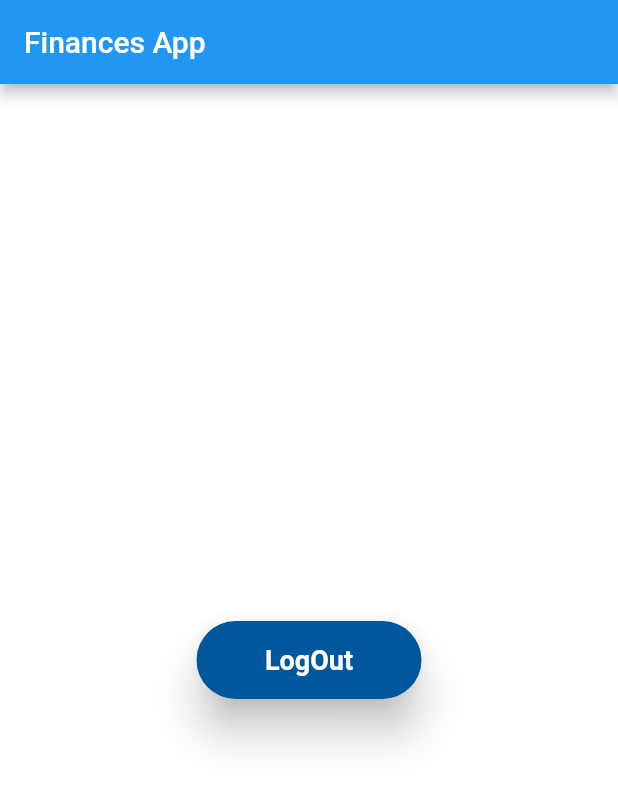
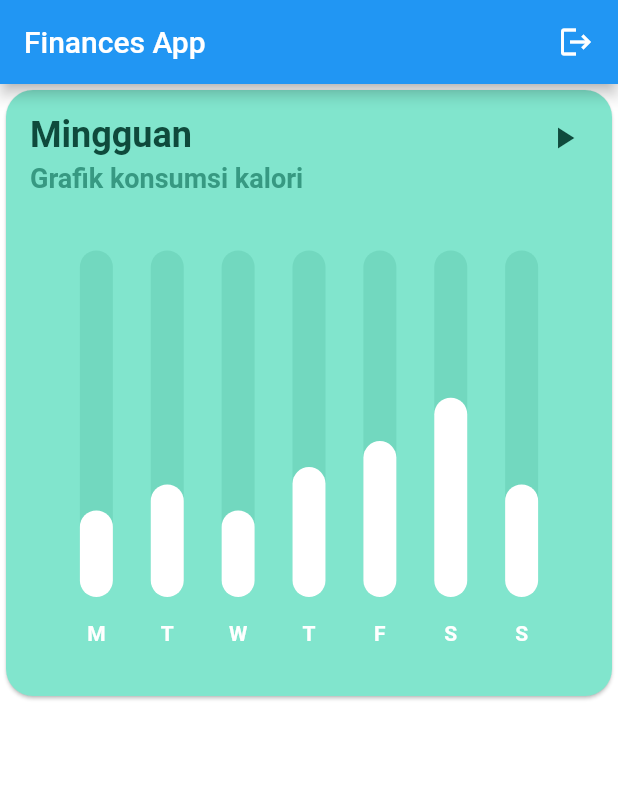
Before and after one commit to jeanfdq/FinancesApp, a Flutter app: the Home screen opened by its route, on a phone screen of 412 x 824 dp. Shown: the top 786 px of the screen. Run offline on Flutter 3.47's test engine with Material 2 defaults, Android fonts, the phone set to English and light mode, and no system bars; drawn by our look-alikes of fl_chart; our stand-ins replace awesome_dialog, easy_splash_screen, firebase_auth, firebase_core; accounts and stored records are empty.

Commit message:
add chart

```diff
--- /dev/null
+++ b/lib/components/bar_chart.dart
@@ -0,0 +1,353 @@
+import 'dart:math';
+
+import 'package:fl_chart/fl_chart.dart';
+import 'package:flutter/material.dart';
+
+class BarChartPage extends StatefulWidget {
+  BarChartPage({Key? key}) : super(key: key);
+
+  final List<Color> availableColors = const [
+    Colors.purpleAccent,
+    Colors.yellow,
+    Colors.lightBlue,
+    Colors.orange,
+    Colors.pink,
+    Colors.redAccent,
+  ];
+
+  @override
+  State<BarChartPage> createState() => _BarChartPageState();
+}
+
+class _BarChartPageState extends State<BarChartPage> {
+  final Color barBackgroundColor = const Color(0xff72d8bf);
+  final Duration animDuration = const Duration(milliseconds: 250);
+
+  int touchedIndex = -1;
+
+  bool isPlaying = false;
+
+  @override
+  Widget build(BuildContext context) {
+    return AspectRatio(
+      aspectRatio: 1,
+      child: Card(
+        shape: RoundedRectangleBorder(borderRadius: BorderRadius.circular(18)),
+        color: const Color(0xff81e5cd),
+        child: Stack(
+          children: <Widget>[
+            Padding(
+              padding: const EdgeInsets.all(16),
+              child: Column(
+                crossAxisAlignment: CrossAxisAlignment.stretch,
+                mainAxisAlignment: MainAxisAlignment.start,
+                mainAxisSize: MainAxisSize.max,
+                children: <Widget>[
+                  const Text(
+                    'Mingguan',
+                    style: TextStyle(
+                        color: Color(0xff0f4a3c),
+                        fontSize: 24,
+                        fontWeight: FontWeight.bold),
+                  ),
+                  const SizedBox(
+                    height: 4,
+                  ),
+                  const Text(
+                    'Grafik konsumsi kalori',
+                    style: TextStyle(
+                        color: Color(0xff379982),
+                        fontSize: 18,
+                        fontWeight: FontWeight.bold),
+                  ),
+                  const SizedBox(
+                    height: 38,
+                  ),
+                  Expanded(
+                    child: Padding(
+                      padding: const EdgeInsets.symmetric(horizontal: 8.0),
+                      child: BarChart(
+                        mainBarData(),
+                        swapAnimationDuration: animDuration,
+                      ),
+                    ),
+                  ),
+                  const SizedBox(
+                    height: 12,
+                  ),
+                ],
+              ),
+            ),
+            Padding(
+              padding: const EdgeInsets.all(8.0),
+              child: Align(
+                alignment: Alignment.topRight,
+                child: IconButton(
+                  icon: Icon(
+                    isPlaying ? Icons.pause : Icons.play_arrow,
+                    color: const Color(0xff0f4a3c),
+                  ),
+                  onPressed: () {
+                    setState(() {
+                      isPlaying = !isPlaying;
+                      if (isPlaying) {
+                        refreshState();
+                      }
+                    });
+                  },
+                ),
+              ),
+            )
+          ],
+        ),
+      ),
+    );
+  }
+
+  BarChartData mainBarData() {
+    return BarChartData(
+      barTouchData: BarTouchData(
+        touchTooltipData: BarTouchTooltipData(
+            tooltipBgColor: Colors.blueGrey,
+            getTooltipItem: (group, groupIndex, rod, rodIndex) {
+              String weekDay;
+              switch (group.x.toInt()) {
+                case 0:
+                  weekDay = 'Monday';
+                  break;
+                case 1:
+                  weekDay = 'Tuesday';
+                  break;
+                case 2:
+                  weekDay = 'Wednesday';
+                  break;
+                case 3:
+                  weekDay = 'Thursday';
+                  break;
+                case 4:
+                  weekDay = 'Friday';
+                  break;
+                case 5:
+                  weekDay = 'Saturday';
+                  break;
+                case 6:
+                  weekDay = 'Sunday';
+                  break;
+                default:
+                  throw Error();
+              }
+              return BarTooltipItem(
+                weekDay + '\n',
+                const TextStyle(
+                  color: Colors.white,
+                  fontWeight: FontWeight.bold,
+                  fontSize: 18,
+                ),
+                children: <TextSpan>[
+                  TextSpan(
+                    text: (rod.y - 1).toString(),
+                    style: const TextStyle(
+                      color: Colors.yellow,
+                      fontSize: 16,
+                      fontWeight: FontWeight.w500,
+                    ),
+                  ),
+                ],
+              );
+            }),
+        touchCallback: (FlTouchEvent event, barTouchResponse) {
+          setState(() {
+            if (!event.isInterestedForInteractions ||
+                barTouchResponse == null ||
+                barTouchResponse.spot == null) {
+              touchedIndex = -1;
+              return;
+            }
+            touchedIndex = barTouchResponse.spot!.touchedBarGroupIndex;
+          });
+        },
+      ),
+      titlesData: FlTitlesData(
+        show: true,
+        rightTitles: SideTitles(showTitles: false),
+        topTitles: SideTitles(showTitles: false),
+        bottomTitles: SideTitles(
+          showTitles: true,
+          getTextStyles: (context, value) => const TextStyle(
+              color: Colors.white, fontWeight: FontWeight.bold, fontSize: 14),
+          margin: 16,
+          getTitles: (double value) {
+            switch (value.toInt()) {
+              case 0:
+                return 'M';
+              case 1:
+                return 'T';
+              case 2:
+                return 'W';
+              case 3:
+                return 'T';
+              case 4:
+                return 'F';
+              case 5:
+                return 'S';
+              case 6:
+                return 'S';
+              default:
+                return '';
+            }
+          },
+        ),
+        leftTitles: SideTitles(
+          showTitles: false,
+        ),
+      ),
+      borderData: FlBorderData(
+        show: false,
+      ),
+      barGroups: showingGroups(),
+      gridData: FlGridData(show: false),
+    );
+  }
+
+  List<BarChartGroupData> showingGroups() => List.generate(7, (i) {
+        switch (i) {
+          case 0:
+            return makeGroupData(0, 5, isTouched: i == touchedIndex);
+          case 1:
+            return makeGroupData(1, 6.5, isTouched: i == touchedIndex);
+          case 2:
+            return makeGroupData(2, 5, isTouched: i == touchedIndex);
+          case 3:
+            return makeGroupData(3, 7.5, isTouched: i == touchedIndex);
+          case 4:
+            return makeGroupData(4, 9, isTouched: i == touchedIndex);
+          case 5:
+            return makeGroupData(5, 11.5, isTouched: i == touchedIndex);
+          case 6:
+            return makeGroupData(6, 6.5, isTouched: i == touchedIndex);
+          default:
+            return throw Error();
+        }
+      });
+
+  BarChartData randomData() {
+    return BarChartData(
+      barTouchData: BarTouchData(
+        enabled: false,
+      ),
+      titlesData: FlTitlesData(
+          show: true,
+          bottomTitles: SideTitles(
+            showTitles: true,
+            getTextStyles: (context, value) => const TextStyle(
+                color: Colors.white, fontWeight: FontWeight.bold, fontSize: 14),
+            margin: 16,
+            getTitles: (double value) {
+              switch (value.toInt()) {
+                case 0:
+                  return 'M';
+                case 1:
+                  return 'T';
+                case 2:
+                  return 'W';
+                case 3:
+                  return 'T';
+                case 4:
+                  return 'F';
+                case 5:
+                  return 'S';
+                case 6:
+                  return 'S';
+                default:
+                  return '';
+              }
+            },
+          ),
+          leftTitles: SideTitles(
+            showTitles: false,
+          ),
+          topTitles: SideTitles(
+            showTitles: false,
+          ),
+          rightTitles: SideTitles(
+            showTitles: false,
+          )),
+      borderData: FlBorderData(
+        show: false,
+      ),
+      barGroups: List.generate(7, (i) {
+        switch (i) {
+          case 0:
+            return makeGroupData(0, Random().nextInt(15).toDouble() + 6,
+                barColor: widget.availableColors[
+                    Random().nextInt(widget.availableColors.length)]);
+          case 1:
+            return makeGroupData(1, Random().nextInt(15).toDouble() + 6,
+                barColor: widget.availableColors[
+                    Random().nextInt(widget.availableColors.length)]);
+          case 2:
+            return makeGroupData(2, Random().nextInt(15).toDouble() + 6,
+                barColor: widget.availableColors[
+                    Random().nextInt(widget.availableColors.length)]);
+          case 3:
+            return makeGroupData(3, Random().nextInt(15).toDouble() + 6,
+                barColor: widget.availableColors[
+                    Random().nextInt(widget.availableColors.length)]);
+          case 4:
+            return makeGroupData(4, Random().nextInt(15).toDouble() + 6,
+                barColor: widget.availableColors[
+                    Random().nextInt(widget.availableColors.length)]);
+          case 5:
+            return makeGroupData(5, Random().nextInt(15).toDouble() + 6,
+                barColor: widget.availableColors[
+                    Random().nextInt(widget.availableColors.length)]);
+          case 6:
+            return makeGroupData(6, Random().nextInt(15).toDouble() + 6,
+                barColor: widget.availableColors[
+                    Random().nextInt(widget.availableColors.length)]);
+          default:
+            return throw Error();
+        }
+      }),
+      gridData: FlGridData(show: false),
+    );
+  }
+
+  BarChartGroupData makeGroupData(
+    int x,
+    double y, {
+    bool isTouched = false,
+    Color barColor = Colors.white,
+    double width = 22,
+    List<int> showTooltips = const [],
+  }) {
+    return BarChartGroupData(
+      x: x,
+      barRods: [
+        BarChartRodData(
+          y: isTouched ? y + 1 : y,
+          colors: isTouched ? [Colors.yellow] : [barColor],
+          width: width,
+          borderSide: isTouched
+              ? const BorderSide(color: Colors.yellow, width: 1)
+              : const BorderSide(color: Colors.white, width: 0),
+          backDrawRodData: BackgroundBarChartRodData(
+            show: true,
+            y: 20,
+            colors: [barBackgroundColor],
+          ),
+        ),
+      ],
+      showingTooltipIndicators: showTooltips,
+    );
+  }
+
+  Future<dynamic> refreshState() async {
+    setState(() {});
+    await Future<dynamic>.delayed(
+        animDuration + const Duration(milliseconds: 50));
+    if (isPlaying) {
+      await refreshState();
+    }
+  }
+}
--- a/lib/screens/home.dart
+++ b/lib/screens/home.dart
@@ -1,7 +1,11 @@
+import 'package:awesome_dialog/awesome_dialog.dart';
 import 'package:financeapp/components/rounded_button.dart';
 import 'package:financeapp/utils/constants.dart';
 import 'package:firebase_auth/firebase_auth.dart';
+import 'package:fl_chart/fl_chart.dart';
 import 'package:flutter/material.dart';
+
+import '../components/bar_chart.dart';
 
 class Home extends StatelessWidget {
   const Home({Key? key}) : super(key: key);
@@ -12,19 +16,36 @@
       appBar: AppBar(
         title: const Text('Finances App'),
         automaticallyImplyLeading: false,
+        actions: [
+          Padding(
+            padding: const EdgeInsets.only(right: 16),
+            child: InkWell(
+              child: const Icon(Icons.logout),
+              onTap: () {
+                AwesomeDialog(
+                  context: context,
+                  dialogType: DialogType.QUESTION,
+                  headerAnimationLoop: false,
+                  animType: AnimType.SCALE,
+                  title: FirebaseAuth.instance.currentUser?.displayName ??
+                      "Logout",
+                  desc: 'Deseja realmente sair do app...',
+                  buttonsTextStyle: const TextStyle(color: Colors.black),
+                  showCloseIcon: false,
+                  btnCancelOnPress: () {},
+                  btnOkOnPress: () async {
+                    await FirebaseAuth.instance
+                        .signOut()
+                        .whenComplete(() => Navigator.pop(context));
+                  },
+                ).show();
+              },
+            ),
+          ),
+        ],
       ),
       backgroundColor: Colors.white,
-      body: Center(
-        child: ButtonRounded(
-          label: "LogOut",
-          buttonBackgroundColor: primaryColor,
-          width: 150,
-          callback: () {
-            FirebaseAuth.instance.signOut();
-            Navigator.pop(context);
-          },
-        ),
-      ),
+      body: BarChartPage(),
     );
   }
 }
--- a/pubspec.yaml
+++ b/pubspec.yaml
@@ -31,9 +31,11 @@
   easy_splash_screen: ^1.0.3
   firebase_auth: ^3.3.8
   firebase_core: ^1.13.0
+  awesome_dialog: ^2.1.2
+  fl_chart: ^0.45.0
   flutter:
     sdk: flutter
-  get: ^4.6.1
+
 
 dev_dependencies:
   flutter_lints: ^1.0.0
```
Also changed, not shown: 1 other file.
